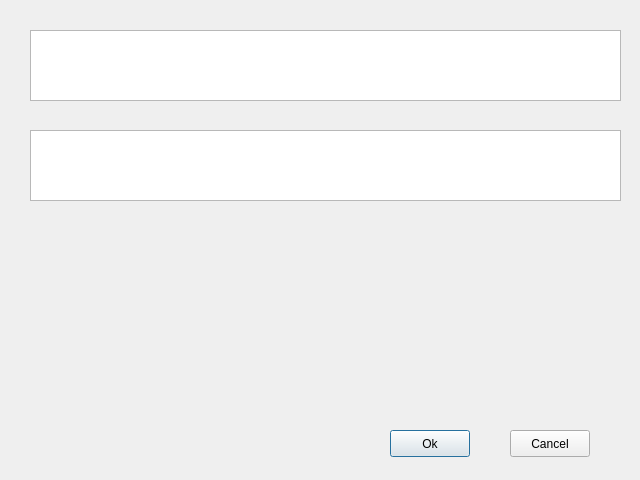
Old version of the form proyecto_AI/modulos/dialog.ui in the repository clsard/designQt.
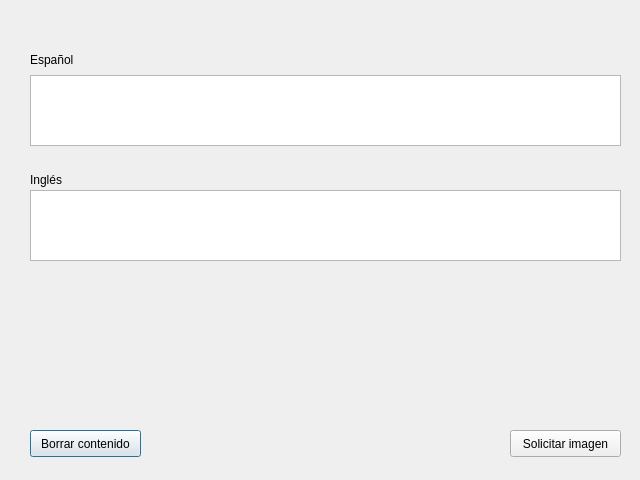
New version of the form.

The edit to the form file:
```diff
--- a/proyecto_AI/modulos/dialog.ui
+++ b/proyecto_AI/modulos/dialog.ui
@@ -17,7 +17,7 @@
    <property name="geometry">
     <rect>
      <x>30</x>
-     <y>30</y>
+     <y>75</y>
      <width>591</width>
      <height>71</height>
     </rect>
@@ -27,7 +27,7 @@
    <property name="geometry">
     <rect>
      <x>30</x>
-     <y>130</y>
+     <y>190</y>
      <width>591</width>
      <height>71</height>
     </rect>
@@ -36,14 +36,14 @@
   <widget class="QPushButton" name="pushButton">
    <property name="geometry">
     <rect>
-     <x>390</x>
+     <x>30</x>
      <y>430</y>
-     <width>80</width>
+     <width>111</width>
      <height>27</height>
     </rect>
    </property>
    <property name="text">
-    <string>Ok</string>
+    <string>Borrar contenido</string>
    </property>
   </widget>
   <widget class="QPushButton" name="pushButton_2">
@@ -51,12 +51,38 @@
     <rect>
      <x>510</x>
      <y>430</y>
-     <width>80</width>
+     <width>111</width>
      <height>27</height>
     </rect>
    </property>
    <property name="text">
-    <string>Cancel</string>
+    <string>Solicitar imagen</string>
+   </property>
+  </widget>
+  <widget class="QLabel" name="label">
+   <property name="geometry">
+    <rect>
+     <x>30</x>
+     <y>50</y>
+     <width>56</width>
+     <height>19</height>
+    </rect>
+   </property>
+   <property name="text">
+    <string>Español</string>
+   </property>
+  </widget>
+  <widget class="QLabel" name="label_2">
+   <property name="geometry">
+    <rect>
+     <x>30</x>
+     <y>170</y>
+     <width>56</width>
+     <height>19</height>
+    </rect>
+   </property>
+   <property name="text">
+    <string>Inglés</string>
    </property>
   </widget>
  </widget>
```
